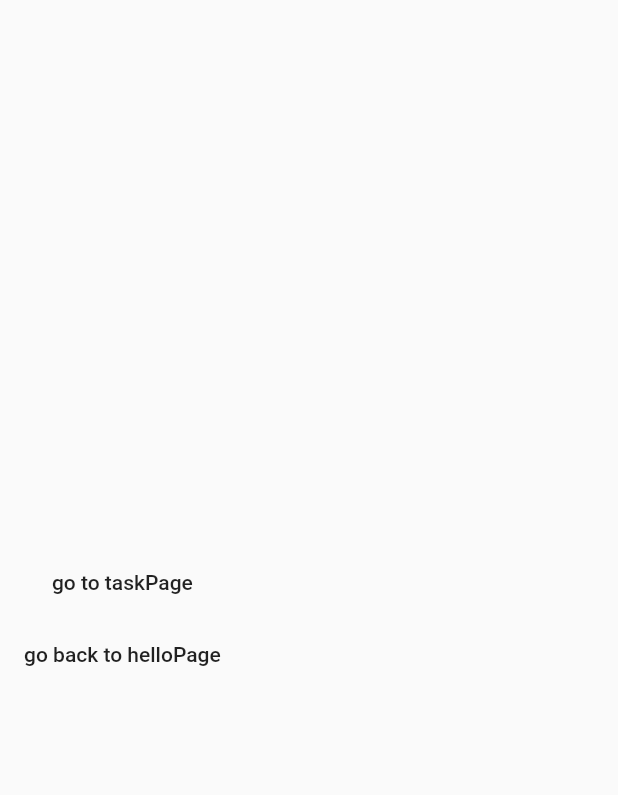
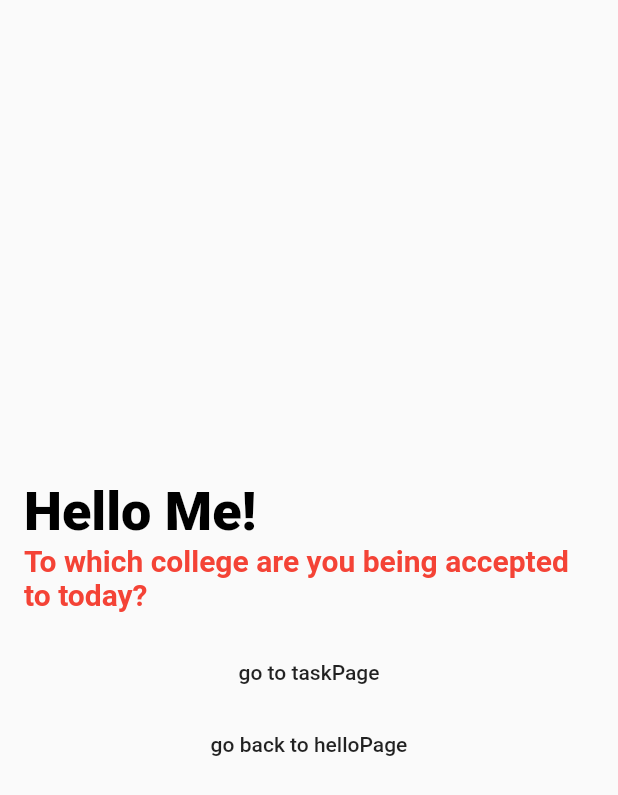
Before and after one commit to enigmatic-bacon/transferassistant, a Flutter app: the CollegeListPage screen opened by its route, on a phone screen of 412 x 824 dp. Shown: the top 795 px of the screen. Run offline on Flutter 3.47's test engine with Material 2 defaults, Android fonts, the phone set to English and light mode, and no system bars.

Commit message:
Added text for front page

```diff
--- a/lib/collegeListPage.dart
+++ b/lib/collegeListPage.dart
@@ -3,11 +3,33 @@ import 'package:flutter/material.dart';
 class CollegeListPage extends StatelessWidget {
   @override
   Widget build(BuildContext context) {
-    return Scaffold(
+    return SafeArea(
+      child: Scaffold(
         body: Column(
           mainAxisAlignment: MainAxisAlignment.center,
           crossAxisAlignment: CrossAxisAlignment.center,
           children: [
+            Padding(
+              padding: const EdgeInsets.all(16.0),
+              child: RichText(
+                text: TextSpan(
+                  style: TextStyle(fontSize: 20.0, color: Colors.red),
+                  children: <TextSpan>[
+                    TextSpan(
+                      text: 'Hello Me!\n',
+                      style: TextStyle(
+                          fontSize: 36.0,
+                          color: Colors.black,
+                          fontWeight: FontWeight.w900),
+                    ),
+                    TextSpan(
+                      text: 'To which college are you being accepted to today?',
+                      style: TextStyle(fontWeight: FontWeight.bold),
+                    ),
+                  ],
+                ),
+              ),
+            ),
             FlatButton(
               onPressed: () {
                 Navigator.pushNamed(context, '/second');
@@ -22,6 +44,7 @@ class CollegeListPage extends StatelessWidget {
             ),
           ],
         ),
+      ),
     );
   }
 }
```
Also changed, not shown: pubspec.yaml (+1 -6 lines), pubspec.lock. Lines whose indentation alone changed are shown as unchanged.
